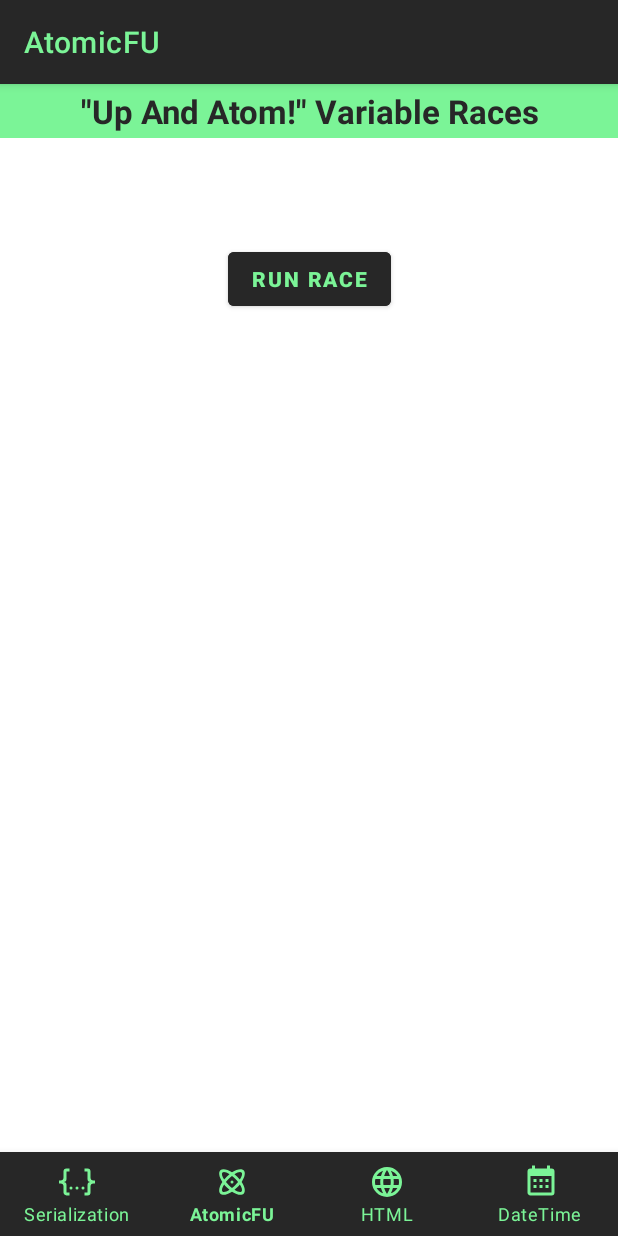
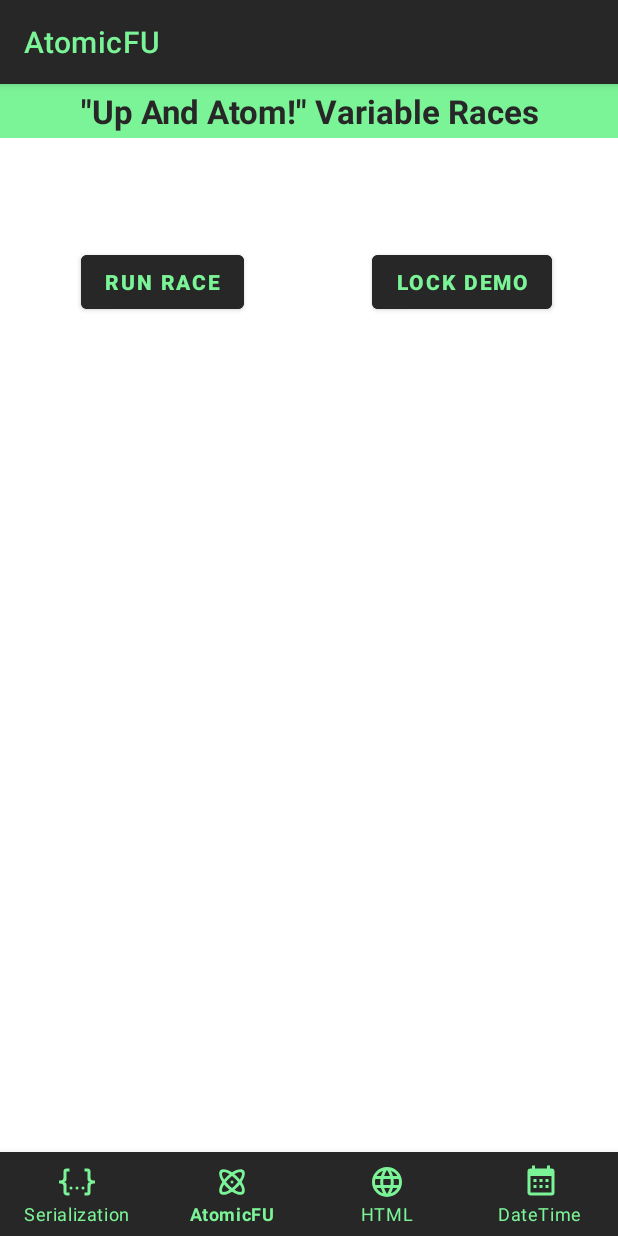
Before and after one commit to severn-everett/AndroidXDemo, an Android app: the AtomicFUFragment screen opened through its navigation route, on a phone screen of 412 x 824 dp. Run offline under Robolectric (Android 15) with nearby library versions, the phone set to English and light mode, and no system bars; our stand-ins replace navigation-ui.

Commit message:
Added demonstration of locking in AtomicFU

```diff
--- a/app/src/main/res/layout/fragment_atomicfu.xml
+++ b/app/src/main/res/layout/fragment_atomicfu.xml
@@ -10,16 +10,28 @@
         android:id="@+id/runRaceButton"
         android:layout_width="wrap_content"
         android:layout_height="wrap_content"
-        android:layout_marginStart="160dp"
-        android:layout_marginTop="106dp"
-        android:layout_marginEnd="160dp"
+        android:layout_marginStart="54dp"
+        android:layout_marginTop="108dp"
         android:backgroundTint="@color/black"
         android:gravity="center"
-        android:text="@string/button_atomicfu_execute"
+        android:text="@string/button_atomicfu_run_race"
+        android:textColor="@color/apiumhub_green_main"
+        android:textStyle="bold"
+        app:layout_constraintStart_toStartOf="parent"
+        app:layout_constraintTop_toTopOf="parent" />
+
+    <Button
+        android:id="@+id/lockDemoButton"
+        android:layout_width="wrap_content"
+        android:layout_height="wrap_content"
+        android:layout_marginTop="108dp"
+        android:layout_marginEnd="44dp"
+        android:backgroundTint="@color/black"
+        android:gravity="center"
+        android:text="@string/button_atomicfu_lock_demo"
         android:textColor="@color/apiumhub_green_main"
         android:textStyle="bold"
         app:layout_constraintEnd_toEndOf="parent"
-        app:layout_constraintStart_toStartOf="parent"
         app:layout_constraintTop_toTopOf="parent" />
 
     <TextView
@@ -34,6 +46,19 @@
         app:layout_constraintStart_toStartOf="parent"
         app:layout_constraintTop_toBottomOf="@+id/safeValueLabel"
         tools:text="@string/content_atomicfu_unsafe_value" />
+
+    <TextView
+        android:id="@+id/lockedValueLabel"
+        android:layout_width="180dp"
+        android:layout_height="26dp"
+        android:layout_marginTop="32dp"
+        android:layout_marginEnd="16dp"
+        android:textColor="@color/black"
+        android:textSize="18sp"
+        android:textStyle="bold"
+        app:layout_constraintEnd_toEndOf="parent"
+        app:layout_constraintTop_toBottomOf="@+id/lockDemoButton"
+        tools:text="@string/content_atomicfu_locked_value" />
 
     <TextView
         android:id="@+id/safeValueLabel"
--- a/app/src/main/res/values/strings.xml
+++ b/app/src/main/res/values/strings.xml
@@ -6,7 +6,8 @@
     <string name="title_html">HTML</string>
     <string name="title_serialization">Serialization</string>
     <!-- Buttons -->
-    <string name="button_atomicfu_execute">Run Race</string>
+    <string name="button_atomicfu_lock_demo">Lock Demo</string>
+    <string name="button_atomicfu_run_race">Run Race</string>
     <string name="button_datetime_date">Pick Date</string>
     <string name="button_html_generate">Generate</string>
     <string name="button_serialization_execute">Run Serde</string>
@@ -34,6 +35,7 @@
     <string name="default_serialization_bazz">Bazz Value</string>
     <string name="default_serialization_count">0</string>
     <!-- Content -->
+    <string name="content_atomicfu_locked_value">Locked Value: %s</string>
     <string name="content_atomicfu_safe_value">&#160;&#160;&#160;&#160;Safe Value: %s</string>
     <string name="content_atomicfu_unsafe_value">Unsafe Value: %s</string>
     <plurals name="content_datetime_dates_between">
```
Also changed, not shown: app/src/main/java/com/severett/androidxdemo/ui/atomicfu/AtomicFUFragment.kt (+26 -1 lines).
